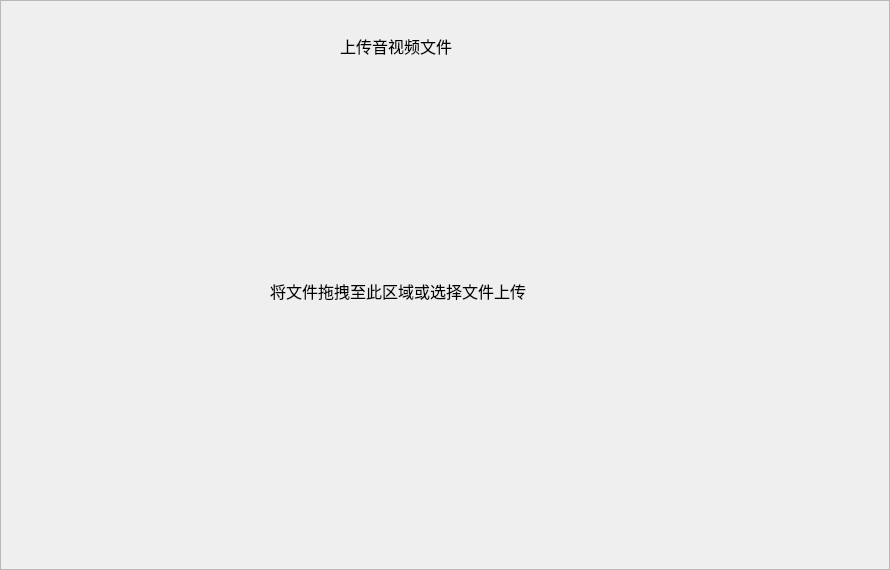
Before: the Qt Designer form uploadwidget.ui in EricGu1001/Ruiji_dev, drawn with Qt 5.
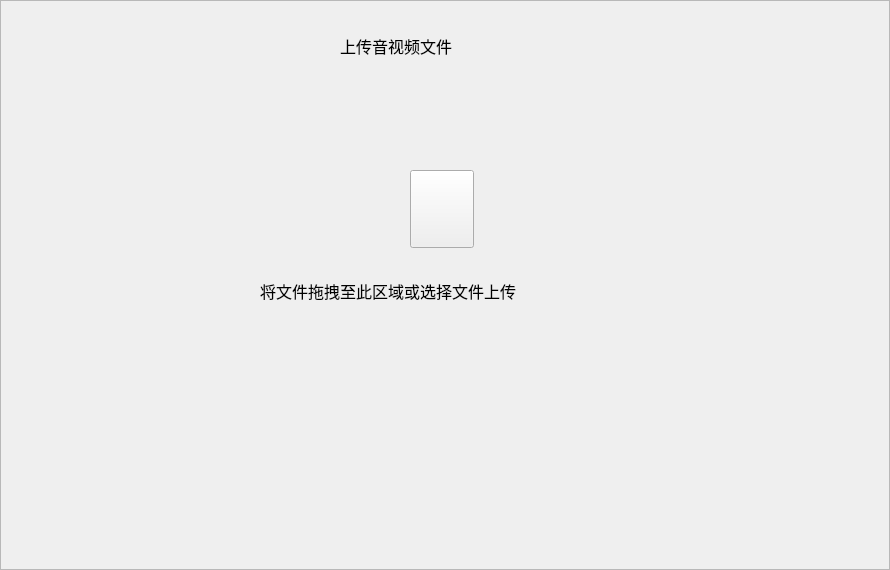
After: the same form once the commit is applied. Icons and pictures are not drawn.

What changed in the file:
```diff
--- a/uploadwidget.ui
+++ b/uploadwidget.ui
@@ -55,20 +55,10 @@
       <height>220</height>
      </rect>
     </property>
-    <widget class="QWidget" name="widget_pic" native="true">
-     <property name="geometry">
-      <rect>
-       <x>370</x>
-       <y>40</y>
-       <width>64</width>
-       <height>78</height>
-      </rect>
-     </property>
-    </widget>
     <widget class="QLabel" name="label_2">
      <property name="geometry">
       <rect>
-       <x>240</x>
+       <x>230</x>
        <y>150</y>
        <width>331</width>
        <height>41</height>
@@ -83,6 +73,22 @@
       <string>将文件拖拽至此区域或选择文件上传</string>
      </property>
     </widget>
+    <widget class="QPushButton" name="pushButton_upload">
+     <property name="geometry">
+      <rect>
+       <x>380</x>
+       <y>50</y>
+       <width>64</width>
+       <height>78</height>
+      </rect>
+     </property>
+     <property name="styleSheet">
+      <string notr="true">border-image: url(:/images/file_uploadbig.png);</string>
+     </property>
+     <property name="text">
+      <string/>
+     </property>
+    </widget>
    </widget>
   </widget>
  </widget>
```
Left out of the diff: 2 changed lines with no effect on the pictures.
